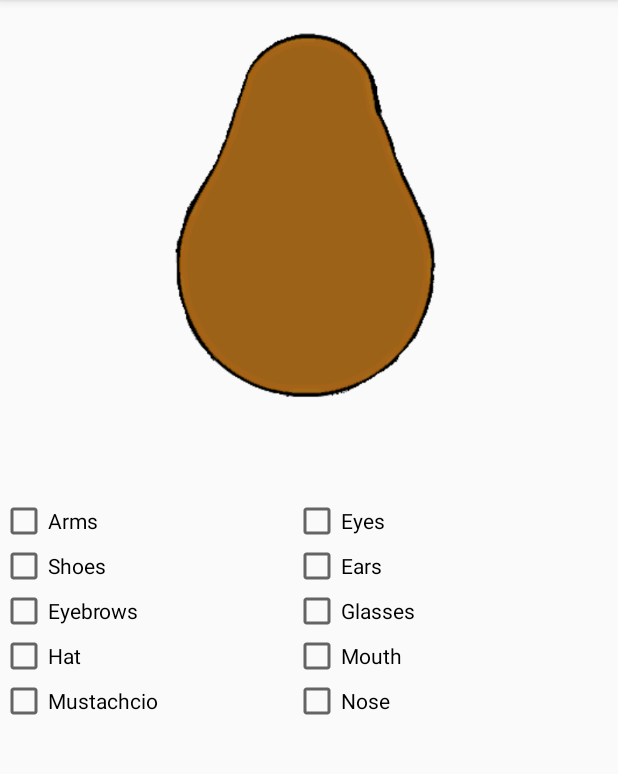
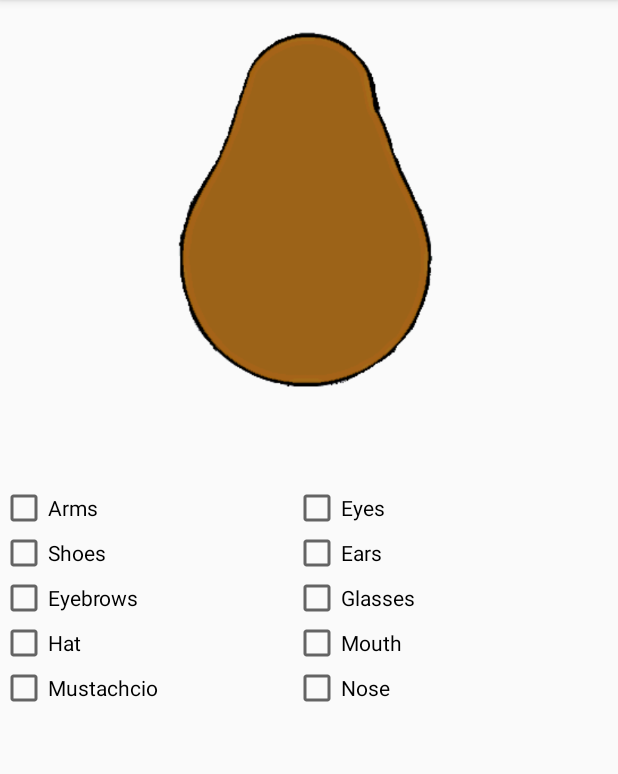
Before and after one commit to HN-Le/HNLe-pset1, an Android app: the screen it shows after launch (MainActivity), on a phone screen of 412 x 824 dp, the part 84-858 px from its top. Run offline under Robolectric (Android 15) with nearby library versions, the phone set to English and light mode, and no system bars.

Commit message:
Checkboxes op de juiste positie (doen nog niks)

```diff
--- a/app/src/main/res/layout/activity_main.xml
+++ b/app/src/main/res/layout/activity_main.xml
@@ -11,7 +11,7 @@
     <ImageView
         android:id="@+id/imageView"
         android:layout_width="match_parent"
-        android:layout_height="290dp"
+        android:layout_height="280dp"
         android:layout_weight="0.13"
         app:srcCompat="@drawable/body"
         android:contentDescription="@string/potato" />
```
